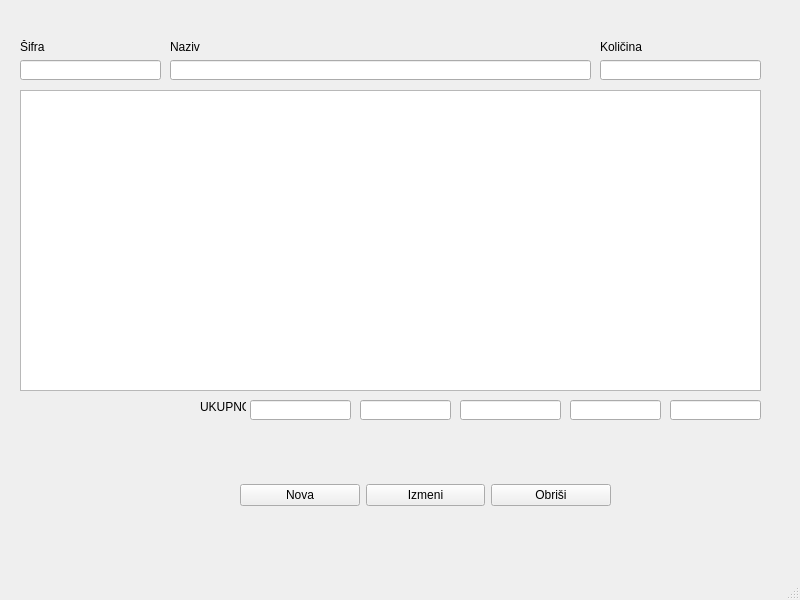
First picture: the form in formakalkulacije.ui, repository s-pab/Commercium, before the edit.
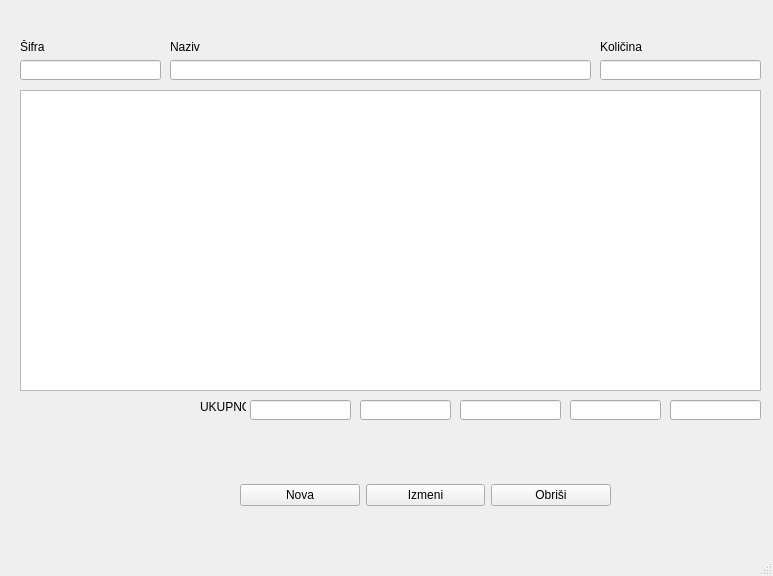
Second picture: the form after the edit.

Diff of the .ui file:
```diff
--- a/formakalkulacije.ui
+++ b/formakalkulacije.ui
@@ -6,10 +6,16 @@
    <rect>
     <x>0</x>
     <y>0</y>
-    <width>800</width>
-    <height>600</height>
+    <width>773</width>
+    <height>576</height>
    </rect>
   </property>
+  <property name="minimumSize">
+   <size>
+    <width>773</width>
+    <height>576</height>
+   </size>
+  </property>
   <property name="windowTitle">
    <string>Kalkulacija</string>
   </property>
```
Left out of the diff: 2 changed lines with no effect on the pictures.
